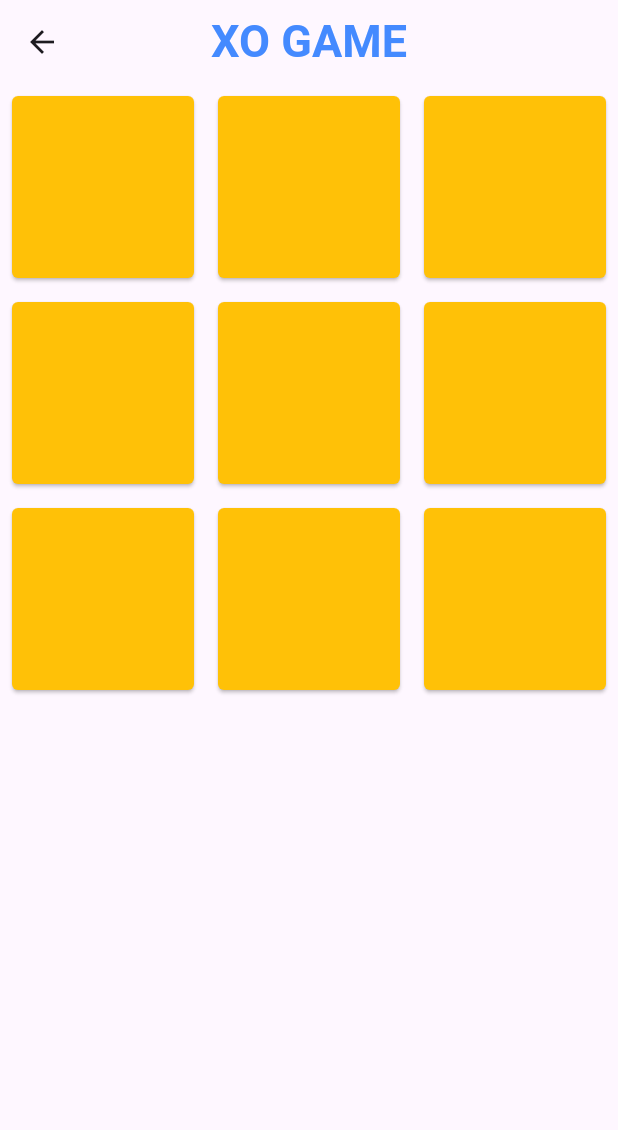
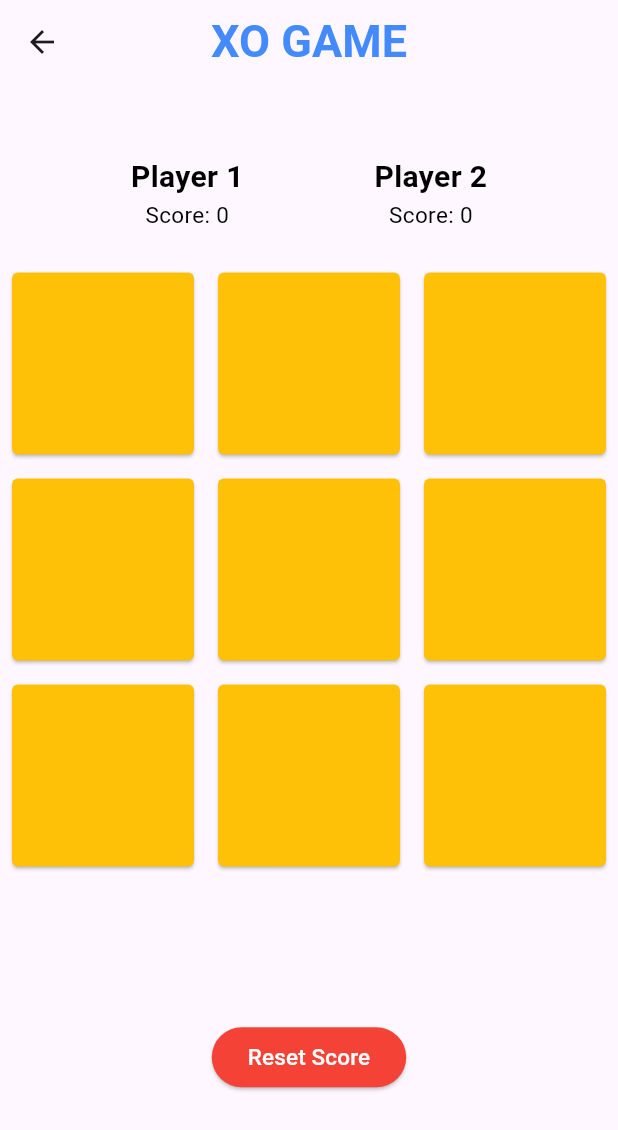
Before and after one commit to RoberMaher/Flutter_NTI, a Flutter app: the XoGame screen opened by its route, on a phone screen of 412 x 824 dp. Shown: the top 1130 px of the screen. Run offline on Flutter 3.47's test engine with Material 3 defaults, Android fonts, the phone set to English and light mode, and no system bars.

Commit message:
Update XO Game

```diff
--- a/Tasks/Session4/login_screen/lib/XO.dart
+++ b/Tasks/Session4/login_screen/lib/XO.dart
@@ -1,5 +1,7 @@
 import 'package:flutter/material.dart';
+import 'package:flutter/services.dart';
 import 'package:login_screen/board_button.dart';
+import 'package:login_screen/button.dart';
 
 class XoGame extends StatefulWidget {
   static const routeName = "/XoGame";
@@ -13,6 +15,8 @@ class XoGame extends StatefulWidget {
 class _XoGameState extends State<XoGame> {
   List<String> boardValues = ["", "", "", "", "", "", "", "", ""];
   int counter = 0;
+  int xScore = 0;
+  int oScore = 0;
 
   @override
   Widget build(BuildContext context) {
@@ -31,6 +35,48 @@ class _XoGameState extends State<XoGame> {
 
       body: Column(
         children: [
+          Spacer(flex: 2),
+          Row(
+            mainAxisAlignment: MainAxisAlignment.spaceAround,
+            children: [
+              Spacer(flex: 4),
+              Column(
+                children: [
+                  Text(
+                    "Player 1",
+                    style: TextStyle(
+                      color: Colors.black,
+                      fontWeight: FontWeight.bold,
+                      fontSize: 20,
+                    ),
+                  ),
+                  Text(
+                    "Score: $oScore",
+                    style: TextStyle(color: Colors.black, fontSize: 15),
+                  ),
+                ],
+              ),
+              Spacer(flex: 4),
+              Column(
+                children: [
+                  Text(
+                    "Player 2",
+                    style: TextStyle(
+                      color: Colors.black,
+                      fontWeight: FontWeight.bold,
+                      fontSize: 20,
+                    ),
+                  ),
+                  Text(
+                    "Score: $xScore",
+                    style: TextStyle(color: Colors.black, fontSize: 15),
+                  ),
+                ],
+              ),
+              Spacer(flex: 4),
+            ],
+          ),
+          SizedBox(height: 20),
           GridView(
             gridDelegate: SliverGridDelegateWithFixedCrossAxisCount(
               crossAxisCount: 3,
@@ -44,6 +90,8 @@ class _XoGameState extends State<XoGame> {
               );
             }),
           ),
+          Spacer(flex: 4),
+          Button(text: "Reset Score", onTap: () => resetScore(), color: Colors.red),
           Spacer(flex: 4),
         ],
       ),
@@ -59,7 +107,83 @@ class _XoGameState extends State<XoGame> {
           boardValues[index] = "O";
         }
         counter++;
+        checkWin();
       });
     }
   }
+
+  bool checkWinner(String value) {
+    for (int i = 0; i < 9; i += 3) {
+      if (boardValues[i] == value &&
+          boardValues[i + 1] == value &&
+          boardValues[i + 2] == value) {
+        return true;
+      }
+    }
+    for (int i = 0; i < 3; i++) {
+      if (boardValues[i] == value &&
+          boardValues[i + 3] == value &&
+          boardValues[i + 6] == value) {
+        return true;
+      }
+    }
+    if (boardValues[0] == value &&
+        boardValues[4] == value &&
+        boardValues[8] == value) {
+      return true;
+    }
+    if (boardValues[2] == value &&
+        boardValues[4] == value &&
+        boardValues[6] == value) {
+      return true;
+    }
+    return false;
+  }
+
+  void showWinner(String message) {
+    showDialog(
+      context: context,
+      builder: (context) {
+        return AlertDialog(
+          title: Text("Game Over"),
+          content: Text(message),
+          actions: [
+            TextButton(
+              onPressed: () {
+                Navigator.pop(context);
+                resetGame();
+              },
+              child: Text("Play Again"),
+            ),
+          ],
+        );
+      },
+    );
+  }
+
+  void checkWin() {
+    if (checkWinner("X")) {
+      showWinner("X wins");
+      xScore++;
+    } else if (checkWinner("O")) {
+      showWinner("O wins");
+      oScore++;
+    } else if (counter == 9) {
+      showWinner("Draw");
+    }
+  }
+
+  void resetGame() {
+    setState(() {
+      boardValues = List.filled(9, "");
+      counter = 0;
+    });
+  }
+
+  void resetScore() {
+    setState(() {
+      xScore = 0;
+      oScore = 0;
+    });
+  }
 }
--- a/Tasks/Session4/login_screen/lib/board_button.dart
+++ b/Tasks/Session4/login_screen/lib/board_button.dart
@@ -20,7 +20,7 @@ class BoardButton extends StatelessWidget {
           backgroundColor: Colors.amber,
           shape: RoundedRectangleBorder(borderRadius: BorderRadius.circular(4)),
         ),
-        child: Text(value),
+        child: Text(value, style: TextStyle(color: Colors.blue, fontSize: 30)),
       ),
     );
   }
--- a/Tasks/Session4/login_screen/lib/button.dart
+++ b/Tasks/Session4/login_screen/lib/button.dart
@@ -3,10 +3,12 @@ import 'package:flutter/material.dart';
 class Button extends StatelessWidget {
   final String text;
   final VoidCallback onTap;
+  final Color color;
 
   const Button({
     required this.text,
     required this.onTap,
+    required this.color,
     super.key,
   });
 
@@ -15,7 +17,7 @@ class Button extends StatelessWidget {
     return ElevatedButton(
       onPressed: onTap,
       style: ElevatedButton.styleFrom(
-        backgroundColor: const Color.fromARGB(255, 30, 156, 150).withOpacity(0.5),
+        backgroundColor: color,
         shape: RoundedRectangleBorder(
           borderRadius: BorderRadius.circular(50),
         ),
--- a/Tasks/Session4/login_screen/lib/home.dart
+++ b/Tasks/Session4/login_screen/lib/home.dart
@@ -81,6 +81,7 @@ class _HomeState extends State<Home> {
                         Navigator.pushReplacementNamed(context, '/XoGame');
                       }
                     },
+                    color: Color.fromARGB(255, 30, 156, 150).withOpacity(0.5),
                   ),
 
                   const Spacer(flex: 2),
```
